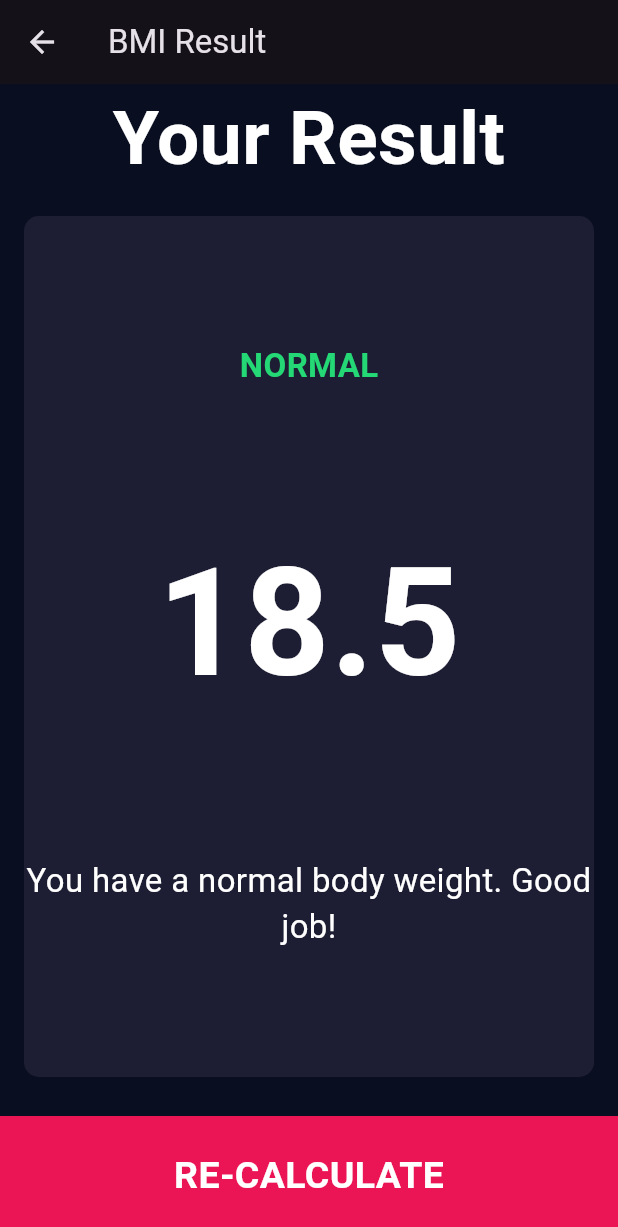
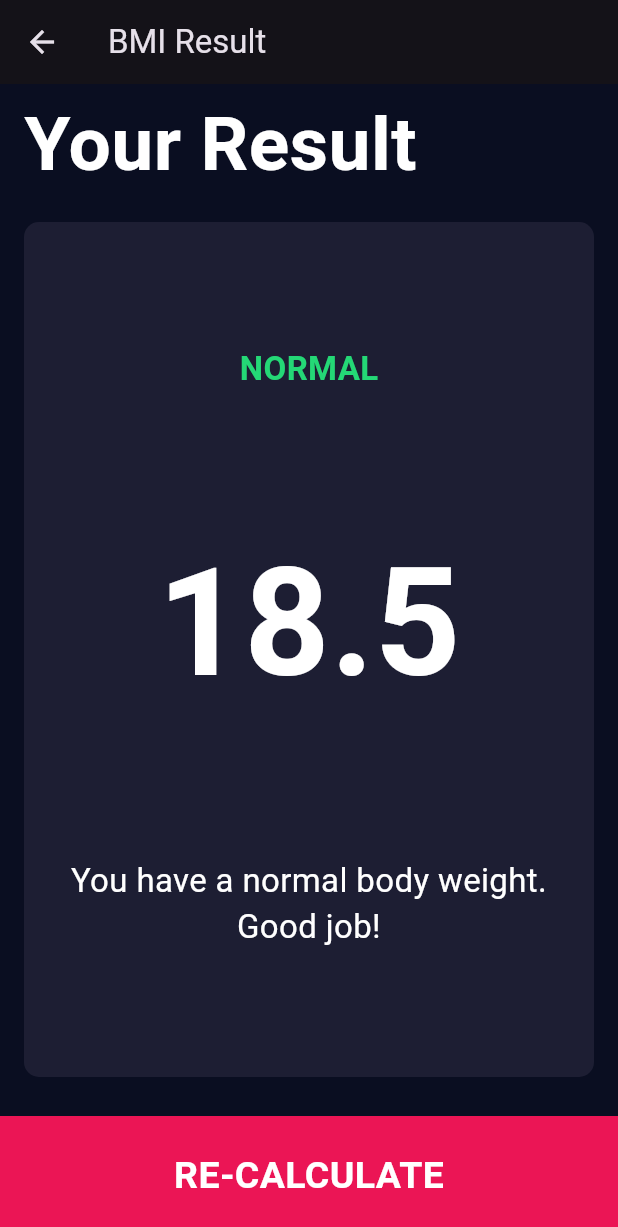
Before and after one commit to kemad97/BMI_Calculator_Flutter, a Flutter app: the screen it shows after launch, after a tap on "Calculate", on a phone screen of 412 x 824 dp. Shown: the top 1227 px of the screen. Run offline on Flutter 3.47's test engine with Material 3 defaults, Android fonts, the phone set to English and light mode, and no system bars; our stand-ins replace font_awesome_flutter.

Commit message:
Update results_calculator.dart

```diff
--- a/lib/results_calculator.dart
+++ b/lib/results_calculator.dart
@@ -22,10 +22,13 @@ class ResultsScreen extends StatelessWidget {
         mainAxisAlignment: MainAxisAlignment.spaceEvenly,
         crossAxisAlignment: CrossAxisAlignment.stretch,
         children: [
-          Text(
-            "Your Result",
-            style: Constants.titleTextStyle,
-            textAlign: TextAlign.center,
+          Padding(
+            padding: EdgeInsetsGeometry.directional(start: 16.0, top: 4.0),
+            child: Text(
+              "Your Result",
+              style: Constants.titleTextStyle,
+              textAlign: TextAlign.left,
+            ),
           ),
           Expanded(
             flex: 5,
@@ -37,10 +40,13 @@ class ResultsScreen extends StatelessWidget {
                 children: [
                   Text(resultText, style: Constants.resultTextStyle),
                   Text(bmiResult, style: Constants.bmiTextStyle),
-                  Text(
-                    interpretation,
-                    style: Constants.bodyTextStyle,
-                    textAlign: TextAlign.center,
+                  Padding(
+                    padding: EdgeInsetsGeometry.all(2.0),
+                    child: Text(
+                      interpretation,
+                      style: Constants.bodyTextStyle,
+                      textAlign: TextAlign.center,
+                    ),
                   ),
                 ],
               ),
```
